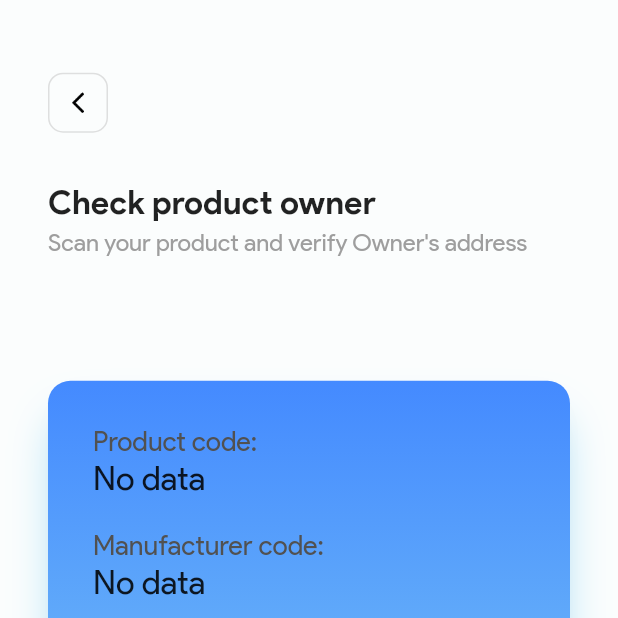
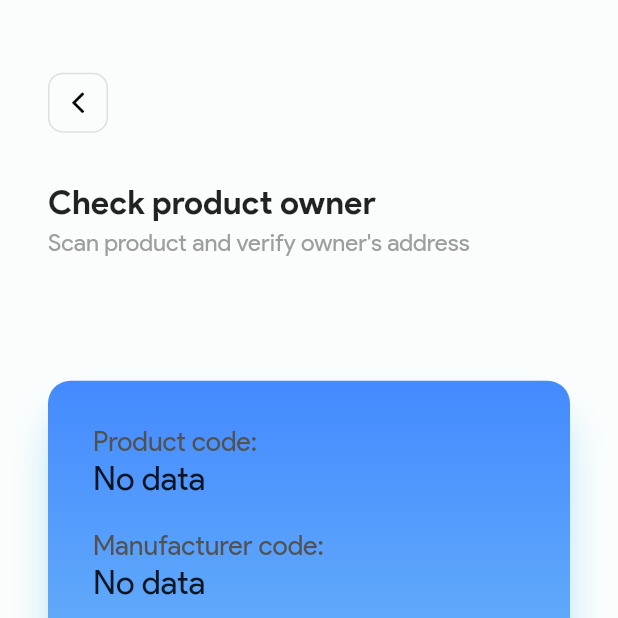
Before and after one commit to Wokstym/ProductChecker, a Flutter app: the BlockchainPage screen opened directly, on a phone screen of 412 x 824 dp, the top half of it. Run offline on Flutter 3.47's test engine with Material 2 defaults, Android fonts, the phone set to English and light mode, and no system bars; missing offline and left inert: nfc_in_flutter, web3dart.

Commit message:
typo fix

```diff
--- a/lib/src/views/ui/blockchain_requests_page.dart
+++ b/lib/src/views/ui/blockchain_requests_page.dart
@@ -85,7 +85,7 @@ class _BlockchainPageState extends State<BlockchainPage> {
               Padding(
                   padding: const EdgeInsets.only(top: 4),
                   child:
-                      new Text("Scan your product and verify Owner's address",
+                      new Text("Scan product and verify owner's address",
                           style: new TextStyle(
                             fontSize: 16.0,
                             color: Colors.grey,
```
